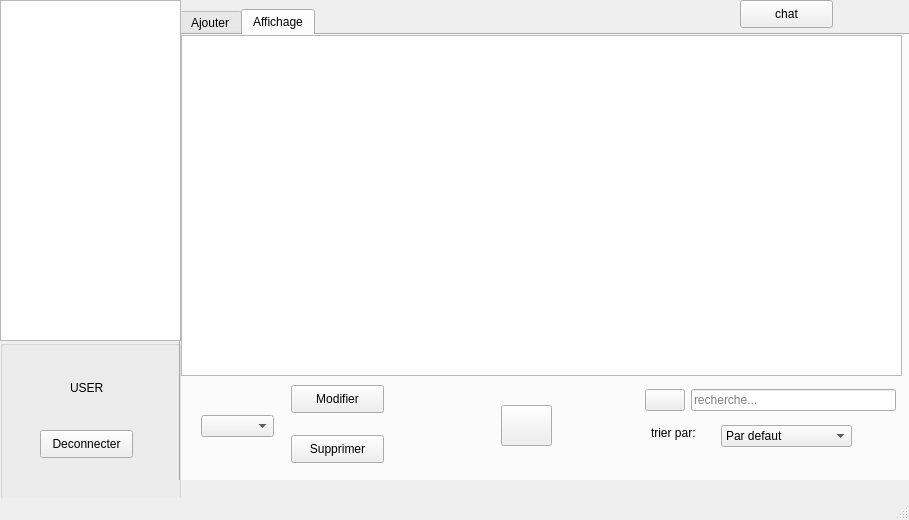
Qt form HomePad/newwindow.ui (amirboudidah/smart_real_estate_2a1) before a commit.
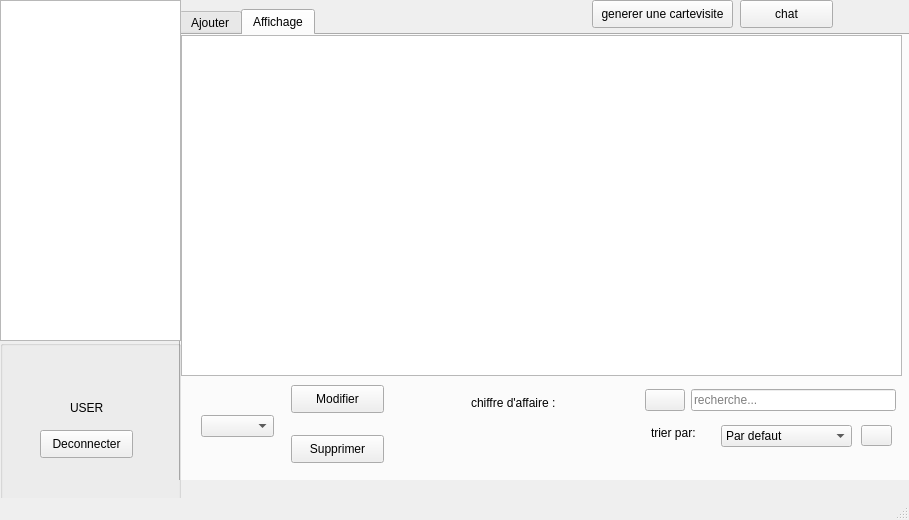
The same form after that commit. The open tabs and pages were chosen to show the change. Icons and pictures are not drawn.

Commit message: version 4 (CRUD COMPLET) +recherche tri chatbox pdf calcul chiffre daffaire

Patch:
```diff
--- a/HomePad/newwindow.ui
+++ b/HomePad/newwindow.ui
@@ -342,10 +342,10 @@
        <widget class="QPushButton" name="pushButton_3">
         <property name="geometry">
          <rect>
-          <x>320</x>
-          <y>370</y>
-          <width>51</width>
-          <height>41</height>
+          <x>680</x>
+          <y>390</y>
+          <width>31</width>
+          <height>21</height>
          </rect>
         </property>
         <property name="text">
@@ -392,6 +392,32 @@
          </item>
         </layout>
        </widget>
+       <widget class="QLabel" name="label_12">
+        <property name="geometry">
+         <rect>
+          <x>230</x>
+          <y>380</y>
+          <width>221</width>
+          <height>20</height>
+         </rect>
+        </property>
+        <property name="text">
+         <string/>
+        </property>
+       </widget>
+       <widget class="QLabel" name="label_4">
+        <property name="geometry">
+         <rect>
+          <x>290</x>
+          <y>360</y>
+          <width>101</width>
+          <height>16</height>
+         </rect>
+        </property>
+        <property name="text">
+         <string>chiffre d'affaire :</string>
+        </property>
+       </widget>
       </widget>
      </widget>
     </widget>
@@ -844,7 +870,7 @@
      <property name="geometry">
       <rect>
        <x>70</x>
-       <y>40</y>
+       <y>60</y>
        <width>91</width>
        <height>16</height>
       </rect>
@@ -857,7 +883,7 @@
      <property name="geometry">
       <rect>
        <x>10</x>
-       <y>20</y>
+       <y>40</y>
        <width>51</width>
        <height>51</height>
       </rect>
@@ -899,6 +925,19 @@
      <string>chat</string>
     </property>
    </widget>
+   <widget class="QPushButton" name="carteviste">
+    <property name="geometry">
+     <rect>
+      <x>592</x>
+      <y>0</y>
+      <width>141</width>
+      <height>28</height>
+     </rect>
+    </property>
+    <property name="text">
+     <string>generer une cartevisite</string>
+    </property>
+   </widget>
   </widget>
   <widget class="QMenuBar" name="menubar">
    <property name="geometry">
```
Left out of the diff: 2 changed lines with no effect on the pictures. The commit also changes 40 other files.
